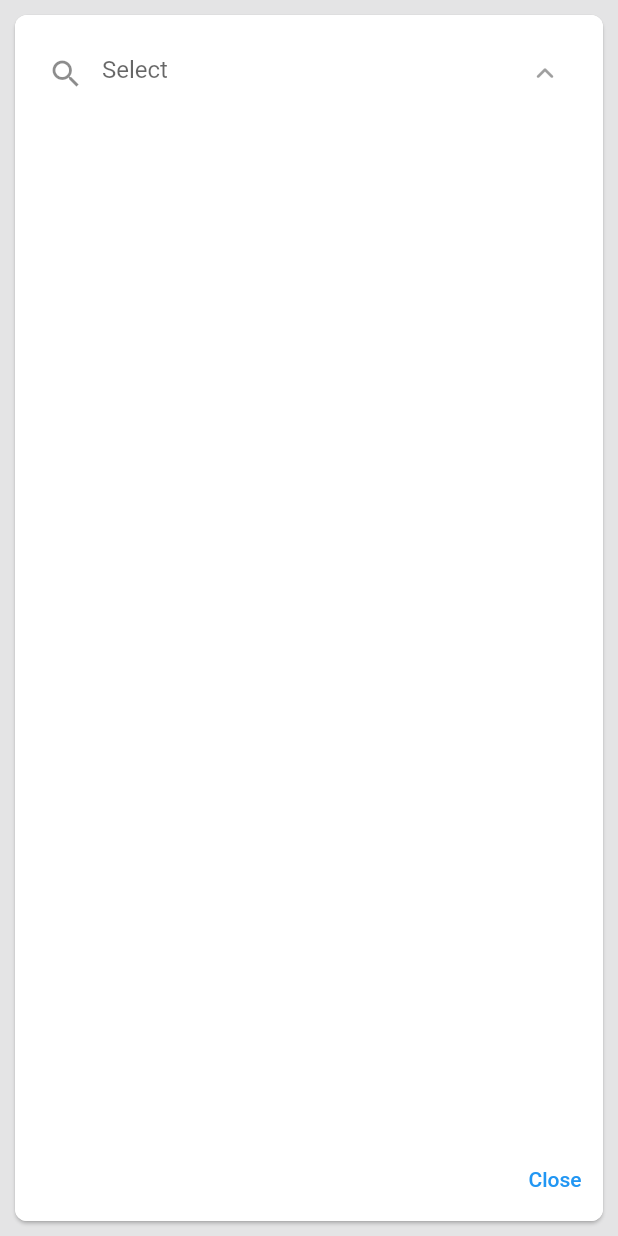
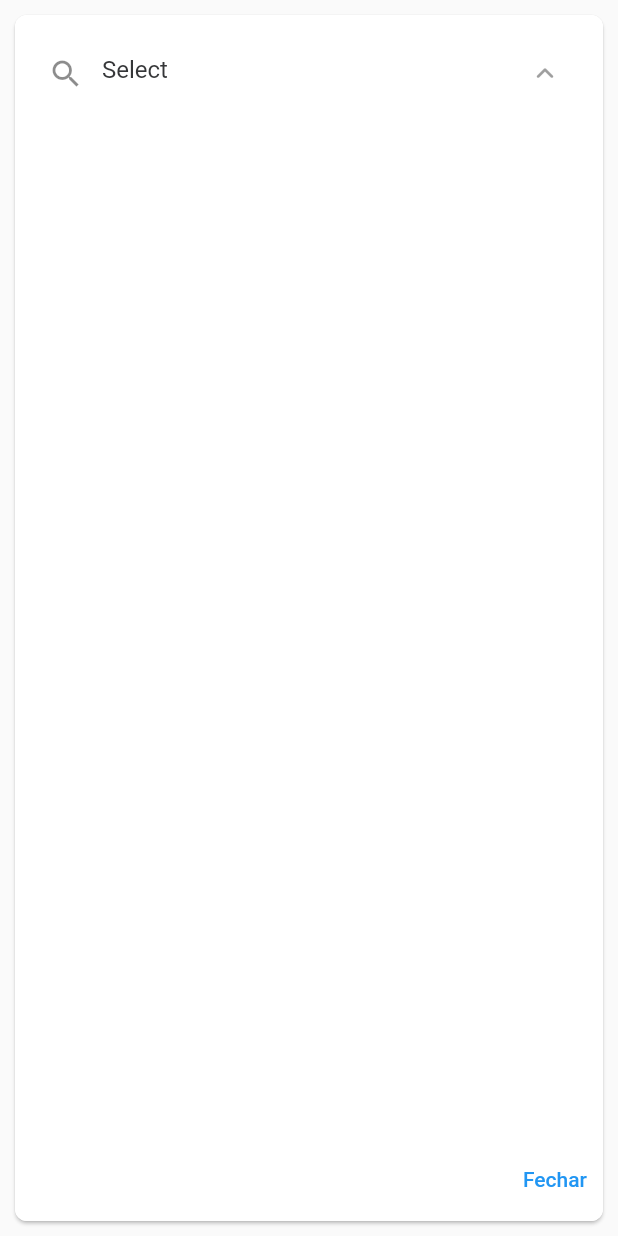
Before and after one commit to irdevp/dialog_search, a Flutter app: the screen it shows after launch, after a tap on "Select", on a phone screen of 412 x 824 dp. Run offline on Flutter 3.47's test engine with Material 2 defaults, Android fonts, the phone set to English and light mode, and no system bars.

```diff
--- a/example/lib/main.dart
+++ b/example/lib/main.dart
@@ -45,15 +45,15 @@ class _MyHomePageState extends State<MyHomePage> {
               Padding(
                 padding: const EdgeInsets.symmetric(horizontal: 40),
                 child: DialogSearch<Testes>.web(
-                  url: 'https://62acd535402135c7acb9ac89.mockapi.io/api/user',
-                  fromJson: (response) {
-                    final l = json.decode(response.body);
-                    List<Testes> list = [Testes.fromJson(l)];
-                    return list;
+                  onSearch: (response) async {
+                    // https://62acd535402135c7acb9ac89.mockapi.io/api/user
+                    // final l = json.decode(response.body);
+                    // List<Testes> list = [Testes.fromJson(l)];
+                    return [];
                   },
-                  urlInSearch: (search) {
-                    return '/$search';
-                  },
+                  // urlInSearch: (search) {
+                  //   return '/$search';
+                  // },
                   attributeToSearch: (item) {
                     return item.nome;
                   },
--- a/lib/core/custom_dialog.dart
+++ b/lib/core/custom_dialog.dart
@@ -2,11 +2,9 @@ import 'dart:async';
 
 import 'package:flutter/material.dart';
 
-import '../dialog_search.dart';
 import 'utils/constants_colors.dart';
 import 'utils/dialog_search_style.dart';
 import 'utils/remove_accents.dart';
-import 'package:http/http.dart' as http;
 
 class CustomDialog<T> extends StatelessWidget {
   final int? selectedValueIndex;
@@ -27,8 +25,11 @@ class CustomDialog<T> extends StatelessWidget {
   //WEB
   final String? url;
   final bool isWeb;
-  final List<T> Function(http.Response json)? fromJson;
+  final Future<List<T>> Function(String search)? fromJson;
   final String Function(String search)? urlInSearch;
+
+  final String hintText;
+  final TextStyle hintStyle;
 
   CustomDialog({
     Key? key,
@@ -46,6 +47,8 @@ class CustomDialog<T> extends StatelessWidget {
     this.urlInSearch,
     required this.itemBuild,
     required this.dialogStyle,
+    required this.hintText,
+    required this.hintStyle,
   })  : itemsDefault = items.entries.toList(),
         selectedValue = selectedValueIndex != null
             ? items.entries.toList()[selectedValueIndex]
@@ -103,18 +106,15 @@ class CustomDialog<T> extends StatelessWidget {
 
                           debounce = Timer(const Duration(milliseconds: 200),
                               () async {
-                            final uri = Uri.parse(url! + urlInSearch!(value));
-                            final response = await http.get(uri);
-
-                            if (response.statusCode == 200) {
                             try {
-                                filterListItem.value = fromJson!(response)
+                              filterListItem.value = (await fromJson!(value))
                                   .asMap()
                                   .entries
                                   .toList();
                             } catch (e) {
                               filterListItem.value = [];
-                              }
+                              debugPrint(e.toString());
+                              rethrow;
                             }
                             loadingSearch.value = false;
                           });
@@ -149,7 +149,8 @@ class CustomDialog<T> extends StatelessWidget {
                                 ),
                                 hintText: selectedValue != null
                                     ? attributeToSearch(selectedValue!.value)
-                                    : 'Select',
+                                    : hintText,
+                                hintStyle: hintStyle,
                                 filled: true,
                                 fillColor: Colors.white,
                                 border: InputBorder.none,
@@ -265,7 +266,7 @@ class CustomDialog<T> extends StatelessWidget {
                             onPressed: () {
                               Navigator.of(context).pop();
                             },
-                            child: const Text('Close'),
+                            child: const Text('Fechar'),
                           )
                         ],
                       ),
--- a/lib/core/utils/constants_colors.dart
+++ b/lib/core/utils/constants_colors.dart
@@ -3,5 +3,5 @@ import 'package:flutter/material.dart';
 class DefaultTheme {
   static const Color unfocusColor = Color(0xFFF2F4FF);
   static const Color defaultTextColor = Color(0xFF353638);
-  static const Color defaultShadowColor = Color(0x40353638);
+  static const Color defaultShadowColor = Color(0x26353638);
 }
--- a/lib/dialog_search.dart
+++ b/lib/dialog_search.dart
@@ -1,7 +1,8 @@
 library dialog_search;
 
+import 'dart:ui';
+
 import 'package:flutter/material.dart';
-import 'package:http/http.dart';
 
 import 'core/custom_dialog.dart';
 import 'core/dialog_search_skeleton.dart';
@@ -18,11 +19,12 @@ class DialogSearch<T> extends StatelessWidget {
   late List<T> items;
   final dynamic initialValue;
 
+  final String hintText;
+  final TextStyle hintStyle;
+
 //WEB
-  late final String url;
   late final bool isWeb;
-  late final List<T> Function(Response json) fromJson;
-  late final String Function(String search) urlInSearch;
+  late final Future<List<T>> Function(String search) onSearch;
 
 //ALL
 
@@ -34,18 +36,24 @@ class DialogSearch<T> extends StatelessWidget {
       itemBuilder;
   final String Function(T) attributeToSearch;
 
+  final bool disabled;
+
   //Default
 
   final DialogSearchStyle? dialogStyle;
   DialogSearch.single(
       {Key? key,
       required this.items,
+      this.disabled = false,
+      this.hintText = 'Select',
+      this.hintStyle = const TextStyle(color: DefaultTheme.defaultTextColor),
       this.initialValue,
       this.onChange,
       this.beforeChange,
       required this.attributeToSearch,
       required this.fieldBuilderExternal,
       required this.itemBuilder,
+      required this.onSearch,
       this.dialogStyle = const DialogSearchStyle(
         mainFieldStyle: FieldStyle(
           preffixWidget: Padding(
@@ -67,9 +75,7 @@ class DialogSearch<T> extends StatelessWidget {
           color: Colors.white,
         ),
       )})
-      : assert(initialValue.runtimeType == T || initialValue == null),
-        assert(items.contains(initialValue) == true || initialValue == null),
-        super(key: key) {
+      : super(key: key) {
     isMultiselect = false;
     isWeb = false;
     initialItemIndex = [if (initialValue != null) items.indexOf(initialValue)];
@@ -80,6 +86,9 @@ class DialogSearch<T> extends StatelessWidget {
       {Key? key,
       required this.items,
       required this.attributeToSearch,
+      this.hintText = 'Select',
+      this.disabled = false,
+      this.hintStyle = const TextStyle(color: DefaultTheme.defaultTextColor),
       this.initialValue,
       this.onChange,
       this.beforeChange,
@@ -133,6 +142,9 @@ class DialogSearch<T> extends StatelessWidget {
       {Key? key,
       this.initialValue,
       this.onChange,
+      this.disabled = false,
+      this.hintText = 'Select',
+      this.hintStyle = const TextStyle(color: DefaultTheme.defaultTextColor),
       required this.attributeToSearch,
       this.beforeChange,
       this.dialogStyle = const DialogSearchStyle(
@@ -157,12 +169,9 @@ class DialogSearch<T> extends StatelessWidget {
         ),
       ),
       required this.itemBuilder,
-      required this.url,
-      required this.fromJson,
-      required this.urlInSearch,
+      required this.onSearch,
       required this.fieldBuilderExternal})
-      : assert(initialValue.runtimeType == T || initialValue == null),
-        super(key: key) {
+      : super(key: key) {
     isMultiselect = false;
     isWeb = true;
     mapItems = {};
@@ -175,16 +184,22 @@ class DialogSearch<T> extends StatelessWidget {
     final ValueNotifier<List<int>?> selectedValueIndex =
         ValueNotifier<List<int>?>(initialItemIndex);
     return GestureDetector(
-      onTap: () async {
+      onTap: disabled
+          ? null
+          : () async {
               Navigator.of(context, rootNavigator: true)
                   .push(DialogSearchSkeleton(
                 barrierColor: Colors.transparent,
                 builder: (BuildContext dialogContext) {
-            return SafeArea(
+                  return Scaffold(
+                    resizeToAvoidBottomInset: false,
+                    body: SafeArea(
                         child: CustomDialog<T>(
                       itemBuild: itemBuilder,
-                fromJson: fromJson,
+                      fromJson: onSearch,
                       dialogStyle: dialogStyle!,
+                      hintText: hintText,
+                      hintStyle: hintStyle,
                       attributeToSearch: attributeToSearch,
                       items: mapItems,
                       selectedValueIndex: selectedValueIndex.value != null &&
@@ -192,9 +207,7 @@ class DialogSearch<T> extends StatelessWidget {
                           ? selectedValueIndex.value!.first
                           : null,
                       isWeb: isWeb,
-                url: url,
-                urlInSearch: urlInSearch,
-              ),
+                    )),
                   );
                 },
               ))
@@ -238,11 +251,11 @@ class DialogSearch<T> extends StatelessWidget {
                                     .toList())
                             : value!.isNotEmpty
                                 ? fieldBuilderExternal(items[value.first])
-                                : const Text(
-                                    "Select",
-                                    style: TextStyle(
-                                        fontSize: 16,
-                                        color: DefaultTheme.defaultTextColor),
+                                : isWeb && initialValue != null
+                                    ? fieldBuilderExternal(initialValue)
+                                    : Text(
+                                        hintText,
+                                        style: hintStyle,
                                       ),
                       ),
                       dialogStyle!.mainFieldStyle?.suffixWidget ??
--- a/pubspec.yaml
+++ b/pubspec.yaml
@@ -10,7 +10,6 @@ environment:
 dependencies:
   flutter:
     sdk: flutter
-  http:
 
 dev_dependencies:
   flutter_test:
```
Lines whose indentation alone changed are shown as unchanged.
